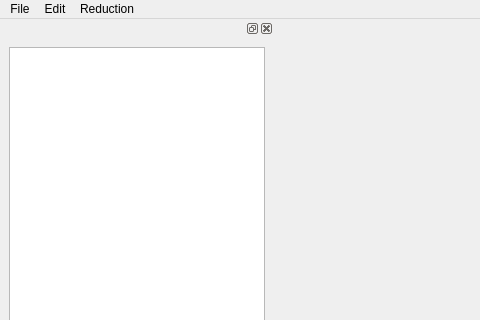
This is ui/ui_MainWindow.ui in neutrons/PyVDrive as Qt 5 draws it before an edit; both pictures show x 0 to 480 and y 0 to 320 of the 1027 by 814 pixel window. The edited form follows.
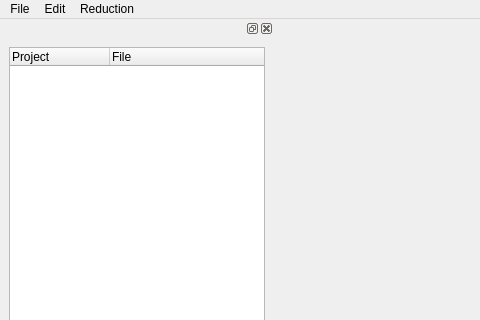
This is the edited form.

Commit message: Add more event handling on menu including reduction gui.

Patch:
```diff
--- a/ui/ui_MainWindow.ui
+++ b/ui/ui_MainWindow.ui
@@ -62,7 +62,18 @@
      <item row="0" column="0">
       <layout class="QHBoxLayout" name="horizontalLayout">
        <item>
-        <widget class="QTreeView" name="treeView"/>
+        <widget class="QTreeWidget" name="treeWidget_Project">
+         <column>
+          <property name="text">
+           <string>Project</string>
+          </property>
+         </column>
+         <column>
+          <property name="text">
+           <string>File</string>
+          </property>
+         </column>
+        </widget>
        </item>
       </layout>
      </item>
```
Left out of the diff: 25 changed lines with no effect on the pictures. The commit also changes 7 other files.
